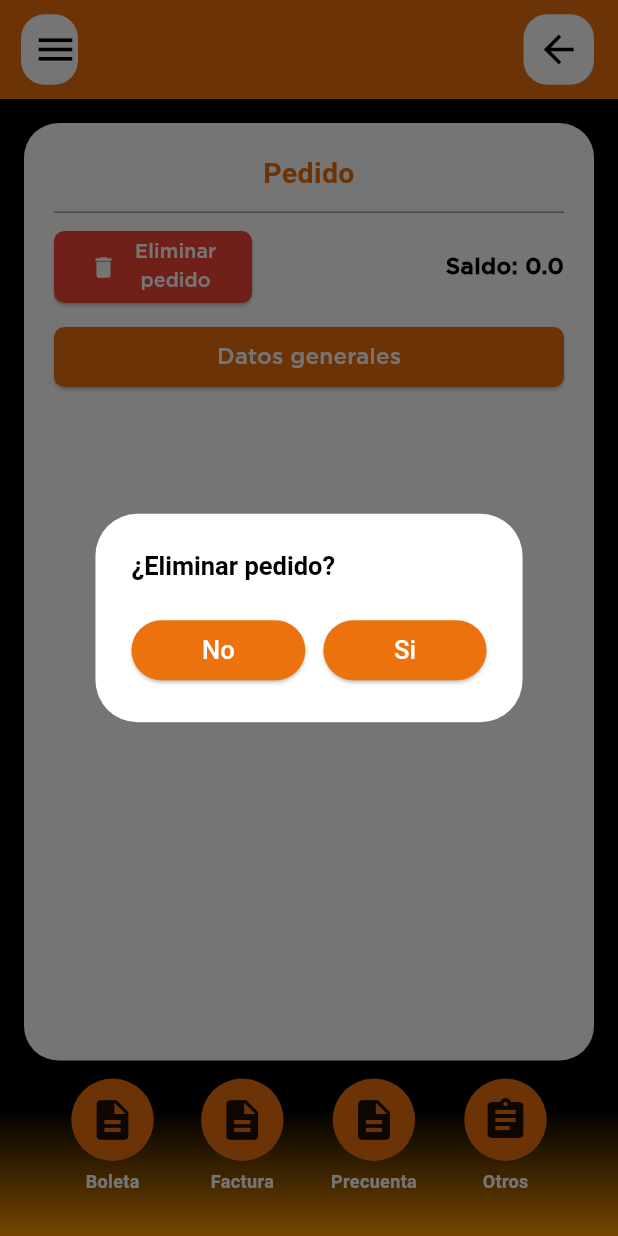
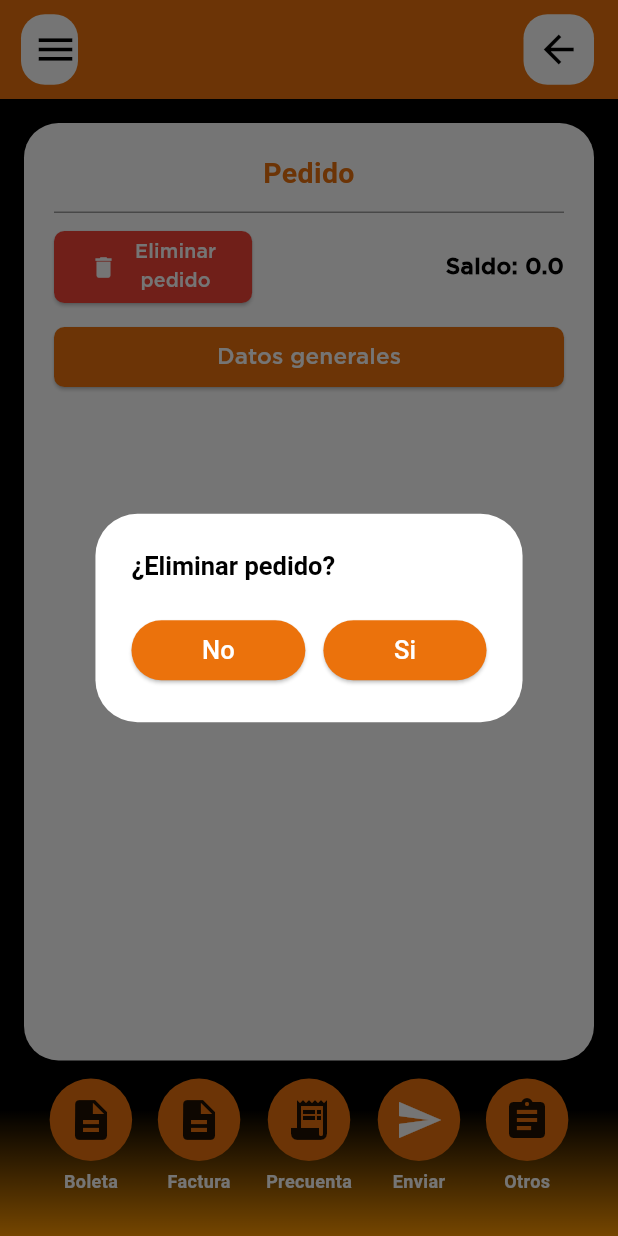
Before and after one commit to XxDavexXX/InkaPOS, a Flutter app: the Pedido screen opened directly with empty values, after a tap on "Eliminar", on a phone screen of 412 x 824 dp. Run offline on Flutter 3.47's test engine with Material 3 defaults, Android fonts, the phone set to English and light mode, and no system bars; our stand-ins replace flutter_svg, hive, permission_handler, qr_flutter; missing offline and left inert: esc_pos_utils_plus, print_bluetooth_thermal, widgets_to_image; accounts and stored records are empty.

```diff
--- a/lib/pages/pedidos/pedido.dart
+++ b/lib/pages/pedidos/pedido.dart
@@ -6,12 +6,14 @@ import '../../widgets/dialog_title.dart';
 import '../../widgets/simple_white_box.dart';
 import '../../widgets/my_icon.dart';
 import '../../widgets/bottom_button.dart';
+import '../../widgets/bottom_button_comanda.dart';
 import '../../widgets/button.dart';
 import '../../widgets/input.dart';
 import '../../widgets/div.dart';
 import '../../widgets/p.dart';
 import '../total_a_pagar.dart';
 import '../comprobantes/precuenta.dart';
+import '../comprobantes/comanda.dart';
 import '../clientes/clientes.dart';
 
 class Pedido extends StatefulWidget {
@@ -25,6 +27,10 @@ class Pedido extends StatefulWidget {
 class _PedidoState extends State<Pedido> {
   List<Map> _items = [];
   Map? _cliente;
+  Map? _ultimaComandaEnviada;
+  bool _botonEnviarActivo = true;
+
+
 
   Map _getData({required String tipo}) {
     //TODO: Mock data
@@ -60,6 +66,39 @@ class _PedidoState extends State<Pedido> {
     };
   }
 
+  List<Map> _getProductosAnulados() {
+    if (_ultimaComandaEnviada == null) return [];
+
+    List<Map> anteriores = List<Map>.from(_ultimaComandaEnviada!['productos']);
+    List<Map> actuales = List<Map>.from(_items);
+
+    Map<int, Map> anterioresPorID = {
+      for (var prod in anteriores) prod['id']: prod
+    };
+
+    List<Map> anulados = [];
+
+    for (var anterior in anteriores) {
+      var actual = actuales.firstWhere(
+        (p) => p['id'] == anterior['id'],
+        orElse: () => {},
+      );
+
+      if (actual.isEmpty) {
+        // Producto eliminado totalmente
+        anulados.add({...anterior});
+      } else if (actual['cantidad'] < anterior['cantidad']) {
+        // Producto reducido
+        Map anulado = {...anterior};
+        anulado['cantidad'] = anterior['cantidad'] - actual['cantidad'];
+        anulados.add(anulado);
+      }
+    }
+
+    return anulados;
+  }
+
+
   String _getAverageIGV() {
     //Usually all the items have the same IGV, but in case they don't, get the average
     bool allItemsHaveTheSameIGV =
@@ -70,6 +109,14 @@ class _PedidoState extends State<Pedido> {
     double igv = sum / _items.length;
     return igv.toStringAsFixed(2);
   }
+
+  void _refrescarPedido() {
+    setState(() {
+      _items = getCart();
+    });
+    _verificarCambiosParaAnulacion();
+  }
+
 
   void _addUnit(Map item) async {
     Map map = {...item};
@@ -83,6 +130,7 @@ class _PedidoState extends State<Pedido> {
     } finally {
       Navigator.pop(context);
     }
+    _verificarCambiosParaAnulacion();
   }
 
   void _removeUnit(Map item) async {
@@ -111,12 +159,25 @@ class _PedidoState extends State<Pedido> {
         Navigator.pop(context);
       }
     }
+    _verificarCambiosParaAnulacion();
   }
 
   void _removeWholeItem(Map item) => loadThis(context, () async {
     await deleteCartItem(item['id']);
     setState(() => _items.remove(item));
+    _verificarCambiosParaAnulacion();
   });
+
+  void _verificarCambiosParaAnulacion() {
+    if (_ultimaComandaEnviada == null) {
+      setState(() => _botonEnviarActivo = true);
+      return;
+    }
+
+    List<Map> anulados = _getProductosAnulados();
+    setState(() => _botonEnviarActivo = anulados.isNotEmpty);
+  }
+
 
   void _editUnits(Map item) async {
     String? newUnitsString = await prompt(
@@ -142,6 +203,7 @@ class _PedidoState extends State<Pedido> {
     } finally {
       Navigator.pop(context);
     }
+    _verificarCambiosParaAnulacion();
   }
 
   void _deleteOrder() async {
@@ -338,6 +400,29 @@ class _PedidoState extends State<Pedido> {
   void _precuenta() async {
     await goTo(context, Precuenta(_getData(tipo: 'precuenta')));
   }
+
+  void _comanda() async {
+    List<Map> anulados = _getProductosAnulados();
+
+    Map datos = _getData(tipo: 'comanda');
+    datos['correlativoDeComanda'] = await generarCorrelativoDeComanda();
+
+    if (anulados.isNotEmpty) {
+      datos['productos'] = anulados;
+      datos['esAnulacion'] = true;
+    } else {
+      datos['productos'] = _items;
+      datos['esAnulacion'] = false;
+    }
+
+    await goTo(context, Comanda(datos));
+    setState(() {
+      _ultimaComandaEnviada = {...datos};
+    });
+    _refrescarPedido();
+
+  }
+
 
   void _otros() async {
     return showDialog(
@@ -596,7 +681,12 @@ class _PedidoState extends State<Pedido> {
               children: [
                 BottomButton(Icons.description, 'Boleta', _boleta),
                 BottomButton(Icons.description, 'Factura', _factura),
-                BottomButton(Icons.description, 'Precuenta', _precuenta),
+                BottomButton(Icons.receipt_long, 'Precuenta', _precuenta),
+                BottomButtonComanda(
+                  Icons.send,
+                  'Enviar',
+                  _botonEnviarActivo ? _comanda : null,
+                ),
                 BottomButton(Icons.assignment, 'Otros', _otros),
               ],
             ),
--- /dev/null
+++ b/lib/widgets/bottom_button_comanda.dart
@@ -0,0 +1,45 @@
+import 'package:flutter/material.dart';
+import 'div.dart';
+
+class BottomButtonComanda extends StatelessWidget {
+  final IconData icon;
+  final String text;
+  final VoidCallback? onTap;
+  const BottomButtonComanda(this.icon, this.text, this.onTap, {super.key});
+
+  @override
+  Widget build(BuildContext context) {
+    final bool isDisabled = onTap == null;
+
+    return Column(
+      children: [
+        InkWell(
+          onTap: onTap,
+          child: Div(
+            circular: true,
+            background: isDisabled
+                ? Colors.grey.shade700 // color apagado si está desactivado
+                : Theme.of(context).primaryColor,
+            width: 55,
+            height: 55,
+            child: Icon(
+              icon,
+              size: 32,
+              color: isDisabled ? Colors.grey.shade400 : Colors.white,
+            ),
+          ),
+        ),
+        const SizedBox(height: 5),
+        Text(
+          text,
+          style: TextStyle(
+            color: isDisabled ? Colors.grey.shade400 : Colors.white,
+            fontSize: 12,
+            fontWeight: FontWeight.bold,
+          ),
+          textAlign: TextAlign.center,
+        ),
+      ],
+    );
+  }
+}
```
Also changed, not shown: lib/pages/cierre_de_turno.dart (+52 -30 lines), lib/pages/comprobantes/comanda.dart (added, +83 -0 lines), lib/services/hive_helper.dart (+20 -0 lines), lib/widgets/printable_doc_comanda_enviar.dart (added, +87 -0 lines), lib/widgets/printable_doc_precuenta.dart (+68 -14 lines), lib/widgets/products_table_comanda_enviar.dart (added, +50 -0 lines), lib/widgets/products_table_precuenta.dart (added, +61 -0 lines).
